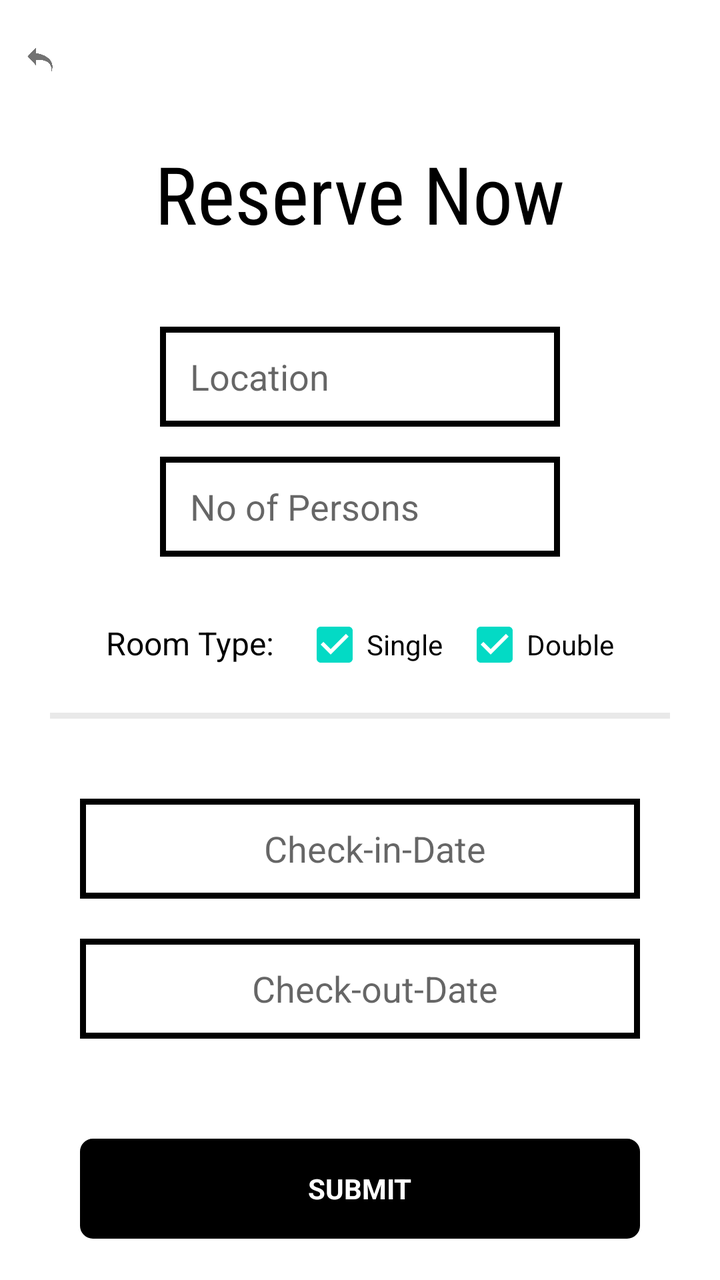
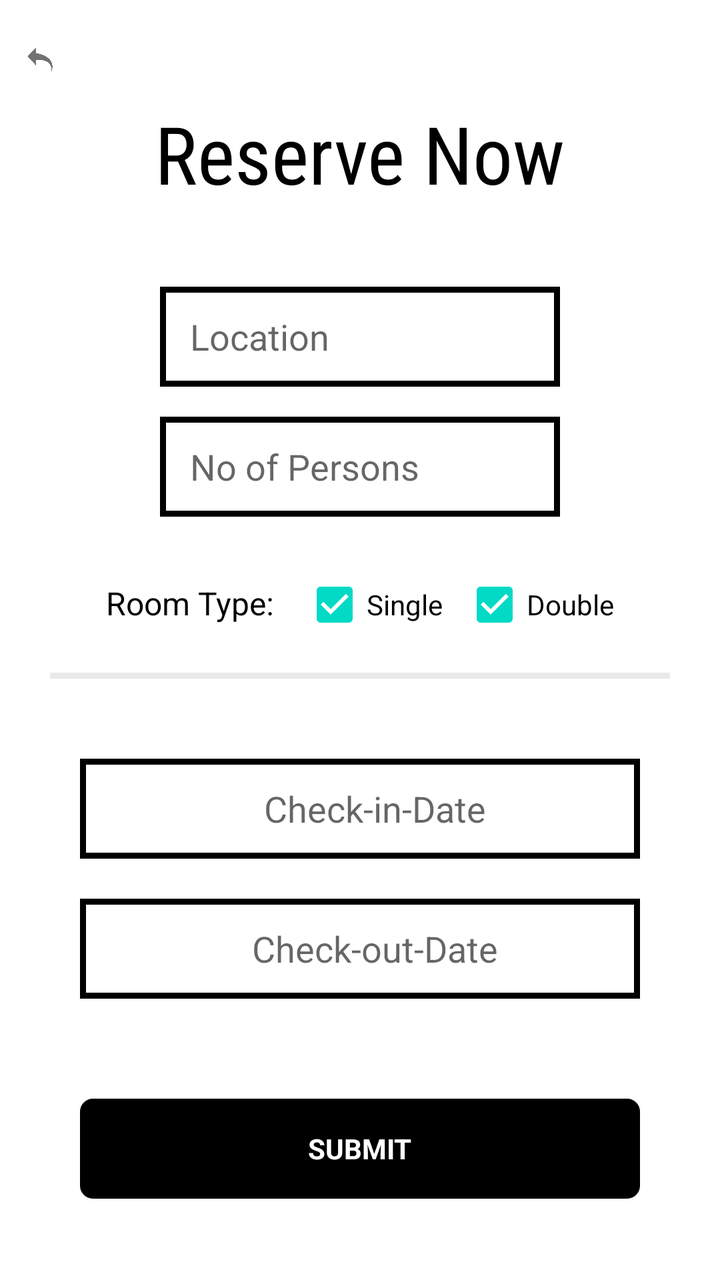

Before-and-after screenshots of an Android layout around one commit, followed by the original layout XML and the change that was made.
<!-- AndroidManifest.xml: application theme Theme.Project_Code -->
<!-- res/layout/activity_reserve_screen.xml -->
<?xml version="1.0" encoding="utf-8"?>
<RelativeLayout
    xmlns:android="http://schemas.android.com/apk/res/android"
    xmlns:app="http://schemas.android.com/apk/res-auto"
    xmlns:tools="http://schemas.android.com/tools"
    android:layout_width="match_parent"
    android:layout_height="match_parent"
    tools:context=".presentationLayer.Reserve_Screen">

    <ImageView
        android:id="@+id/back_button"
        android:layout_width="20dp"
        android:layout_height="20dp"
        android:layout_marginStart="10dp"
        android:layout_marginTop="20dp"
        android:background="@drawable/back_button"
        android:backgroundTint="#727272" />

    <TextView
        android:layout_width="wrap_content"
        android:layout_height="wrap_content"
        android:layout_centerHorizontal="true"
        android:layout_marginTop="70dp"
        android:fontFamily="sans-serif-condensed"
        android:text="Reserve Now"
        android:textColor="#000000"
        android:textSize="40sp"
        android:id="@+id/top_text"/>

    <RelativeLayout
        android:layout_width="match_parent"
        android:layout_height="50dp"
        android:layout_below="@id/top_text"
        android:layout_marginTop="40dp"
        android:layout_centerHorizontal="true"
        android:layout_marginStart="160dp"
        android:id="@+id/location">

        <ImageView
            android:layout_width="match_parent"
            android:layout_height="match_parent"
            android:background="@drawable/login_screen_et_bg"/>

        <EditText
            android:id="@+id/Location_text"
            android:layout_width="match_parent"
            android:layout_height="match_parent"
            android:layout_marginStart="15dp"
            android:background="@null"
            android:hint="Location" />
    </RelativeLayout>

    <RelativeLayout
        android:layout_width="match_parent"
        android:layout_height="50dp"
        android:layout_below="@id/location"
        android:layout_marginTop="15dp"
        android:layout_centerHorizontal="true"
        android:layout_marginStart="160dp"
        android:id="@+id/no_of_persons">

        <ImageView
            android:layout_width="match_parent"
            android:layout_height="match_parent"
            android:background="@drawable/login_screen_et_bg"/>

        <EditText
            android:id="@+id/Persons_text"
            android:layout_width="match_parent"
            android:layout_height="match_parent"
            android:layout_marginStart="15dp"
            android:background="@null"
            android:hint="No of Persons" />
    </RelativeLayout>

    <LinearLayout
        android:layout_width="wrap_content"
        android:layout_height="wrap_content"
        android:layout_below="@+id/no_of_persons"
        android:layout_centerHorizontal="true"
        android:layout_marginTop="20dp"
        android:orientation="horizontal"
        android:id="@+id/room_type">

        <TextView
            android:layout_width="wrap_content"
            android:layout_height="wrap_content"
            android:text="Room Type: "
            android:textColor="#000000"
            android:textSize="16sp"/>

        <CheckBox
            android:id="@+id/Single_box"
            android:layout_width="wrap_content"
            android:layout_height="wrap_content"
            android:text="Single"
            android:textColor="#000000"
            android:checked="true"
            android:layout_marginStart="10dp"/>

        <CheckBox
            android:id="@+id/Double_box"
            android:layout_width="wrap_content"
            android:layout_height="wrap_content"
            android:text="Double"
            android:textColor="#000000"
            android:checked="true"
            android:layout_marginStart="10dp"/>
    </LinearLayout>

    <ImageView
        android:id="@+id/line"
        android:layout_width="match_parent"
        android:layout_height="3dp"
        android:layout_below="@id/room_type"
        android:layout_centerHorizontal="true"
        android:layout_marginStart="50dp"
        android:layout_marginTop="10dp"
        android:background="#E9E9E9" />

    <RelativeLayout
        android:layout_width="match_parent"
        android:layout_height="50dp"
        android:layout_below="@id/line"
        android:layout_marginTop="40dp"
        android:layout_centerHorizontal="true"
        android:layout_marginStart="80dp"
        android:id="@+id/check_in_date">

        <ImageView
            android:layout_width="match_parent"
            android:layout_height="match_parent"
            android:background="@drawable/login_screen_et_bg"/>

        <EditText
            android:id="@+id/Check_in_date"
            android:layout_width="match_parent"
            android:layout_height="match_parent"
            android:layout_marginStart="15dp"
            android:background="@null"
            android:gravity="center"
            android:hint="Check-in-Date" />
    </RelativeLayout>

    <RelativeLayout
        android:layout_width="match_parent"
        android:layout_height="50dp"
        android:layout_below="@id/check_in_date"
        android:layout_marginTop="20dp"
        android:layout_centerHorizontal="true"
        android:layout_marginStart="80dp"
        android:id="@+id/check_out_date">

        <ImageView
            android:layout_width="match_parent"
            android:layout_height="match_parent"
            android:background="@drawable/login_screen_et_bg"/>

        <EditText
            android:id="@+id/Check_out_date"
            android:layout_width="match_parent"
            android:layout_height="match_parent"
            android:layout_marginStart="15dp"
            android:background="@null"
            android:hint="Check-out-Date"
            android:gravity="center"
            />
    </RelativeLayout>

    <RelativeLayout
        android:layout_width="match_parent"
        android:layout_height="50dp"
        android:layout_below="@id/check_out_date"
        android:layout_marginTop="50dp"
        android:layout_centerHorizontal="true"
        android:layout_marginStart="80dp"
        android:id="@+id/submit_button">

        <ImageView
            android:layout_width="match_parent"
            android:layout_height="match_parent"
            android:background="@drawable/main_screen_button_bg"
            android:backgroundTint="#000000" />

        <TextView
            android:layout_width="wrap_content"
            android:layout_height="wrap_content"
            android:text="SUBMIT"
            android:textColor="#FFFFFF"
            android:layout_centerInParent="true"
            android:textStyle="bold"/>
    </RelativeLayout>
</RelativeLayout>
<!-- resources referenced by this layout -->
<resources>
  <!-- drawable back_button: png bitmap (drawable, 20170 bytes) -->
  <!-- drawable login_screen_et_bg (drawable) -->
  <?xml version="1.0" encoding="utf-8"?>
  <shape xmlns:android="http://schemas.android.com/apk/res/android"
      android:shape="rectangle">
      <solid
          android:color="#FFFFFF"/>
      <stroke
          android:width="3dp"
          android:color="#000000"/>
  </shape>
  <!-- drawable main_screen_button_bg (drawable) -->
  <?xml version="1.0" encoding="utf-8"?>
  <shape xmlns:android="http://schemas.android.com/apk/res/android"
      android:shape="rectangle">
      <solid
          android:color="#FFFFFF"/>
      <corners
          android:radius="5dp" />
      <stroke
          android:width="3dp"
          android:color="#000000"/>
  </shape>
  <style name="Theme.Project_Code" parent="Theme.MaterialComponents.DayNight.NoActionBar">
          
          <item name="colorPrimary">@color/purple_500</item>
          <item name="colorPrimaryVariant">@color/purple_700</item>
          <item name="colorOnPrimary">@color/white</item>
          
          <item name="colorSecondary">@color/teal_200</item>
          <item name="colorSecondaryVariant">@color/teal_700</item>
          <item name="colorOnSecondary">@color/black</item>
          
          <item name="android:statusBarColor" tools:targetApi="l">?attr/colorPrimaryVariant</item>
          
      </style>
  <color name="purple_500">#FF6200EE</color>
  <color name="purple_700">#FF3700B3</color>
  <color name="white">#FFFFFFFF</color>
  <color name="teal_200">#FF03DAC5</color>
  <color name="teal_700">#FF018786</color>
  <color name="black">#FF000000</color>
</resources>

<!-- the commit's change to res/layout/activity_reserve_screen.xml (unified diff, before → after) -->
@@ -7,187 +7,203 @@
     android:layout_height="match_parent"
     tools:context=".presentationLayer.Reserve_Screen">
 
-    <ImageView
-        android:id="@+id/back_button"
-        android:layout_width="20dp"
-        android:layout_height="20dp"
-        android:layout_marginStart="10dp"
-        android:layout_marginTop="20dp"
-        android:background="@drawable/back_button"
-        android:backgroundTint="#727272" />
-
-    <TextView
-        android:layout_width="wrap_content"
-        android:layout_height="wrap_content"
-        android:layout_centerHorizontal="true"
-        android:layout_marginTop="70dp"
-        android:fontFamily="sans-serif-condensed"
-        android:text="Reserve Now"
-        android:textColor="#000000"
-        android:textSize="40sp"
-        android:id="@+id/top_text"/>
-
-    <RelativeLayout
+    <ScrollView
         android:layout_width="match_parent"
-        android:layout_height="50dp"
-        android:layout_below="@id/top_text"
-        android:layout_marginTop="40dp"
-        android:layout_centerHorizontal="true"
-        android:layout_marginStart="160dp"
-        android:id="@+id/location">
-
-        <ImageView
+        android:layout_height="match_parent">
+
+        <RelativeLayout
             android:layout_width="match_parent"
-            android:layout_height="match_parent"
-            android:background="@drawable/login_screen_et_bg"/>
-
-        <EditText
-            android:id="@+id/Location_text"
-            android:layout_width="match_parent"
-            android:layout_height="match_parent"
-            android:layout_marginStart="15dp"
-            android:background="@null"
-            android:hint="Location" />
-    </RelativeLayout>
-
-    <RelativeLayout
-        android:layout_width="match_parent"
-        android:layout_height="50dp"
-        android:layout_below="@id/location"
-        android:layout_marginTop="15dp"
-        android:layout_centerHorizontal="true"
-        android:layout_marginStart="160dp"
-        android:id="@+id/no_of_persons">
-
-        <ImageView
-            android:layout_width="match_parent"
-            android:layout_height="match_parent"
-            android:background="@drawable/login_screen_et_bg"/>
-
-        <EditText
-            android:id="@+id/Persons_text"
-            android:layout_width="match_parent"
-            android:layout_height="match_parent"
-            android:layout_marginStart="15dp"
-            android:background="@null"
-            android:hint="No of Persons" />
-    </RelativeLayout>
-
-    <LinearLayout
-        android:layout_width="wrap_content"
-        android:layout_height="wrap_content"
-        android:layout_below="@+id/no_of_persons"
-        android:layout_centerHorizontal="true"
-        android:layout_marginTop="20dp"
-        android:orientation="horizontal"
-        android:id="@+id/room_type">
-
-        <TextView
-            android:layout_width="wrap_content"
-            android:layout_height="wrap_content"
-            android:text="Room Type: "
-            android:textColor="#000000"
-            android:textSize="16sp"/>
-
-        <CheckBox
-            android:id="@+id/Single_box"
-            android:layout_width="wrap_content"
-            android:layout_height="wrap_content"
-            android:text="Single"
-            android:textColor="#000000"
-            android:checked="true"
-            android:layout_marginStart="10dp"/>
-
-        <CheckBox
-            android:id="@+id/Double_box"
-            android:layout_width="wrap_content"
-            android:layout_height="wrap_content"
-            android:text="Double"
-            android:textColor="#000000"
-            android:checked="true"
-            android:layout_marginStart="10dp"/>
-    </LinearLayout>
-
-    <ImageView
-        android:id="@+id/line"
-        android:layout_width="match_parent"
-        android:layout_height="3dp"
-        android:layout_below="@id/room_type"
-        android:layout_centerHorizontal="true"
-        android:layout_marginStart="50dp"
-        android:layout_marginTop="10dp"
-        android:background="#E9E9E9" />
-
-    <RelativeLayout
-        android:layout_width="match_parent"
-        android:layout_height="50dp"
-        android:layout_below="@id/line"
-        android:layout_marginTop="40dp"
-        android:layout_centerHorizontal="true"
-        android:layout_marginStart="80dp"
-        android:id="@+id/check_in_date">
-
-        <ImageView
-            android:layout_width="match_parent"
-            android:layout_height="match_parent"
-            android:background="@drawable/login_screen_et_bg"/>
-
-        <EditText
-            android:id="@+id/Check_in_date"
-            android:layout_width="match_parent"
-            android:layout_height="match_parent"
-            android:layout_marginStart="15dp"
-            android:background="@null"
-            android:gravity="center"
-            android:hint="Check-in-Date" />
-    </RelativeLayout>
-
-    <RelativeLayout
-        android:layout_width="match_parent"
-        android:layout_height="50dp"
-        android:layout_below="@id/check_in_date"
-        android:layout_marginTop="20dp"
-        android:layout_centerHorizontal="true"
-        android:layout_marginStart="80dp"
-        android:id="@+id/check_out_date">
-
-        <ImageView
-            android:layout_width="match_parent"
-            android:layout_height="match_parent"
-            android:background="@drawable/login_screen_et_bg"/>
-
-        <EditText
-            android:id="@+id/Check_out_date"
-            android:layout_width="match_parent"
-            android:layout_height="match_parent"
-            android:layout_marginStart="15dp"
-            android:background="@null"
-            android:hint="Check-out-Date"
-            android:gravity="center"
-            />
-    </RelativeLayout>
-
-    <RelativeLayout
-        android:layout_width="match_parent"
-        android:layout_height="50dp"
-        android:layout_below="@id/check_out_date"
-        android:layout_marginTop="50dp"
-        android:layout_centerHorizontal="true"
-        android:layout_marginStart="80dp"
-        android:id="@+id/submit_button">
-
-        <ImageView
-            android:layout_width="match_parent"
-            android:layout_height="match_parent"
-            android:background="@drawable/main_screen_button_bg"
-            android:backgroundTint="#000000" />
-
-        <TextView
-            android:layout_width="wrap_content"
-            android:layout_height="wrap_content"
-            android:text="SUBMIT"
-            android:textColor="#FFFFFF"
-            android:layout_centerInParent="true"
-            android:textStyle="bold"/>
-    </RelativeLayout>
+            android:layout_height="match_parent">
+
+            <ImageView
+                android:id="@+id/back_button"
+                android:layout_width="20dp"
+                android:layout_height="20dp"
+                android:layout_marginStart="10dp"
+                android:layout_marginTop="20dp"
+                android:background="@drawable/back_button"
+                android:backgroundTint="#727272" />
+
+            <TextView
+                android:layout_width="wrap_content"
+                android:layout_height="wrap_content"
+                android:layout_centerHorizontal="true"
+                android:layout_marginTop="10dp"
+                android:fontFamily="sans-serif-condensed"
+                android:text="Reserve Now"
+                android:textColor="#000000"
+                android:textSize="40sp"
+                android:id="@+id/top_text"
+                android:layout_below="@id/back_button"/>
+
+            <RelativeLayout
+                android:layout_width="match_parent"
+                android:layout_height="50dp"
+                android:layout_below="@id/top_text"
+                android:layout_marginTop="40dp"
+                android:layout_centerHorizontal="true"
+                android:layout_marginStart="160dp"
+                android:id="@+id/location">
+
+                <ImageView
+                    android:layout_width="match_parent"
+                    android:layout_height="match_parent"
+                    android:background="@drawable/login_screen_et_bg"/>
+
+                <EditText
+                    android:id="@+id/Location_text"
+                    android:layout_width="match_parent"
+                    android:layout_height="match_parent"
+                    android:layout_marginStart="15dp"
+                    android:background="@null"
+                    android:hint="Location" />
+            </RelativeLayout>
+
+            <RelativeLayout
+                android:layout_width="match_parent"
+                android:layout_height="50dp"
+                android:layout_below="@id/location"
+                android:layout_marginTop="15dp"
+                android:layout_centerHorizontal="true"
+                android:layout_marginStart="160dp"
+                android:id="@+id/no_of_persons">
+
+                <ImageView
+                    android:layout_width="match_parent"
+                    android:layout_height="match_parent"
+                    android:background="@drawable/login_screen_et_bg"/>
+
+                <EditText
+                    android:id="@+id/Persons_text"
+                    android:layout_width="match_parent"
+                    android:layout_height="match_parent"
+                    android:layout_marginStart="15dp"
+                    android:background="@null"
+                    android:hint="No of Persons" />
+            </RelativeLayout>
+
+            <LinearLayout
+                android:layout_width="wrap_content"
+                android:layout_height="wrap_content"
+                android:layout_below="@+id/no_of_persons"
+                android:layout_centerHorizontal="true"
+                android:layout_marginTop="20dp"
+                android:orientation="horizontal"
+                android:id="@+id/room_type">
+
+                <TextView
+                    android:layout_width="wrap_content"
+                    android:layout_height="wrap_content"
+                    android:text="Room Type: "
+                    android:textColor="#000000"
+                    android:textSize="16sp"/>
+
+                <CheckBox
+                    android:id="@+id/Single_box"
+                    android:layout_width="wrap_content"
+                    android:layout_height="wrap_content"
+                    android:text="Single"
+                    android:textColor="#000000"
+                    android:checked="true"
+                    android:layout_marginStart="10dp"/>
+
+                <CheckBox
+                    android:id="@+id/Double_box"
+                    android:layout_width="wrap_content"
+                    android:layout_height="wrap_content"
+                    android:text="Double"
+                    android:textColor="#000000"
+                    android:checked="true"
+                    android:layout_marginStart="10dp"/>
+            </LinearLayout>
+
+            <ImageView
+                android:id="@+id/line"
+                android:layout_width="match_parent"
+                android:layout_height="3dp"
+                android:layout_below="@id/room_type"
+                android:layout_centerHorizontal="true"
+                android:layout_marginStart="50dp"
+                android:layout_marginTop="10dp"
+                android:background="#E9E9E9" />
+
+            <RelativeLayout
+                android:layout_width="match_parent"
+                android:layout_height="50dp"
+                android:layout_below="@id/line"
+                android:layout_marginTop="40dp"
+                android:layout_centerHorizontal="true"
+                android:layout_marginStart="80dp"
+                android:id="@+id/check_in_date">
+
+                <ImageView
+                    android:layout_width="match_parent"
+                    android:layout_height="match_parent"
+                    android:background="@drawable/login_screen_et_bg"/>
+
+                <EditText
+                    android:id="@+id/Check_in_date"
+                    android:layout_width="match_parent"
+                    android:layout_height="match_parent"
+                    android:layout_marginStart="15dp"
+                    android:background="@null"
+                    android:gravity="center"
+                    android:hint="Check-in-Date" />
+            </RelativeLayout>
+
+            <RelativeLayout
+                android:layout_width="match_parent"
+                android:layout_height="50dp"
+                android:layout_below="@id/check_in_date"
+                android:layout_marginTop="20dp"
+                android:layout_centerHorizontal="true"
+                android:layout_marginStart="80dp"
+                android:id="@+id/check_out_date">
+
+                <ImageView
+                    android:layout_width="match_parent"
+                    android:layout_height="match_parent"
+                    android:background="@drawable/login_screen_et_bg"/>
+
+                <EditText
+                    android:id="@+id/Check_out_date"
+                    android:layout_width="match_parent"
+                    android:layout_height="match_parent"
+                    android:layout_marginStart="15dp"
+                    android:background="@null"
+                    android:hint="Check-out-Date"
+                    android:gravity="center"
+                    />
+            </RelativeLayout>
+
+            <RelativeLayout
+                android:layout_width="match_parent"
+                android:layout_height="50dp"
+                android:layout_below="@id/check_out_date"
+                android:layout_marginTop="50dp"
+                android:layout_centerHorizontal="true"
+                android:layout_marginStart="80dp"
+                android:id="@+id/submit_button">
+
+                <ImageView
+                    android:layout_width="match_parent"
+                    android:layout_height="match_parent"
+                    android:background="@drawable/main_screen_button_bg"
+                    android:backgroundTint="#000000" />
+
+                <TextView
+                    android:layout_width="wrap_content"
+                    android:layout_height="wrap_content"
+                    android:text="SUBMIT"
+                    android:textColor="#FFFFFF"
+                    android:layout_centerInParent="true"
+                    android:textStyle="bold"/>
+            </RelativeLayout>
+
+            <View
+                android:layout_width="match_parent"
+                android:layout_height="30dp"
+                android:layout_below="@id/submit_button"/>
+        </RelativeLayout>
+    </ScrollView>
 </RelativeLayout>
